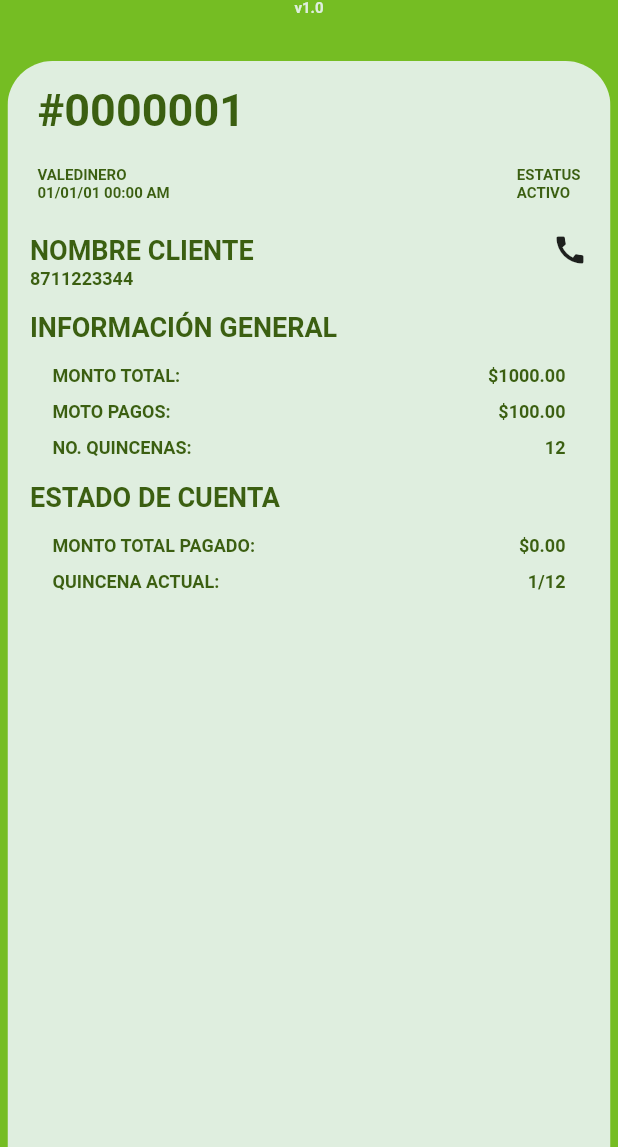
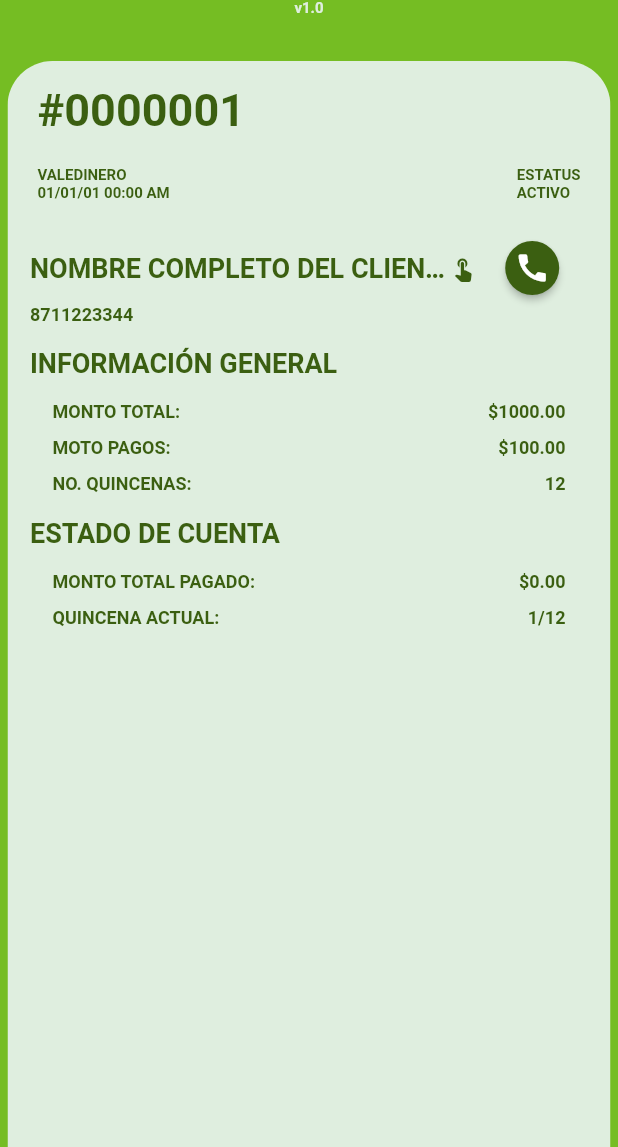
Before and after one commit to guillermoherrera/app_vale_cv, a Flutter app: the ValePage screen opened by its route, on a phone screen of 412 x 824 dp, the part 89-1236 px from its top. Run offline on Flutter 3.47's test engine with Material 2 defaults, Android fonts, the phone set to English and light mode, and no system bars; our stand-ins replace bloc, flutter_bloc.

Commit message:
ajustes Expanded + Flexible
Expanded + flexible para acomodar Texto overflow en row

```diff
--- a/lib/Pages/vales/vale_page.dart
+++ b/lib/Pages/vales/vale_page.dart
@@ -163,29 +163,49 @@ class _ValePageState extends State<ValePage> {
   Widget _ClienteInfo() {
     return Container(
       padding: const EdgeInsets.symmetric(horizontal: 15.0, vertical: 15.0),
-      child: GestureDetector(
-          onTap: () {
-            Navigator.push(
-                context, _customRoute.createRutaSlide(Constants.pageCliente));
-          },
       child: Column(
         crossAxisAlignment: CrossAxisAlignment.start,
         children: [
-              Row(
-                  mainAxisAlignment: MainAxisAlignment.spaceBetween,
+          Row(mainAxisAlignment: MainAxisAlignment.spaceBetween, children: [
+            Expanded(
+              flex: 8,
+              child: GestureDetector(
+                onTap: () {
+                  Navigator.push(context,
+                      _customRoute.createRutaSlide(Constants.pageCliente));
+                },
+                child: Row(
                   children: const [
-                    Text(
-                      'NOMBRE CLIENTE',
+                    Flexible(
+                      child: Text(
+                        'NOMBRE COMPLETO DEL CLIENTE SELECCIONADO',
                         style: Constants.textStyleSubTitle,
+                        overflow: TextOverflow.ellipsis,
                       ),
-                    Center(child: Icon(Icons.call)),
+                    ),
+                    Icon(Icons.touch_app,
+                        color: Constants.colorDefaultText, size: 18)
+                  ],
+                ),
+              ),
+            ),
+            Expanded(
+                flex: 2,
+                child: ElevatedButton(
+                  onPressed: () {},
+                  child: const Icon(Icons.call),
+                  style: ButtonStyle(
+                      shape: MaterialStateProperty.all(const CircleBorder()),
+                      backgroundColor: MaterialStateProperty.all(
+                          Constants.colorDefaultText)),
+                )),
           ]),
           const Text(
             '8711223344',
             style: Constants.textStyleStandard,
           ),
         ],
-          )),
+      ),
     );
   }
 
--- a/pubspec.yaml
+++ b/pubspec.yaml
@@ -31,6 +31,7 @@ dependencies:
   flutter:
     sdk: flutter
   flutter_bloc: ^8.0.1
+  intl: ^0.17.0
 
 
   # The following adds the Cupertino Icons font to your application.
```
Also changed, not shown: lib/Pages/clientes/cliente_page.dart (+75 -35 lines), lib/Pages/homepage/clientes_page.dart (+14 -7 lines), lib/Pages/homepage/inicio_page.dart (+26 -8 lines), lib/Pages/homepage/vales_page.dart (+16 -7 lines), pubspec.lock. Lines whose indentation alone changed are shown as unchanged.
